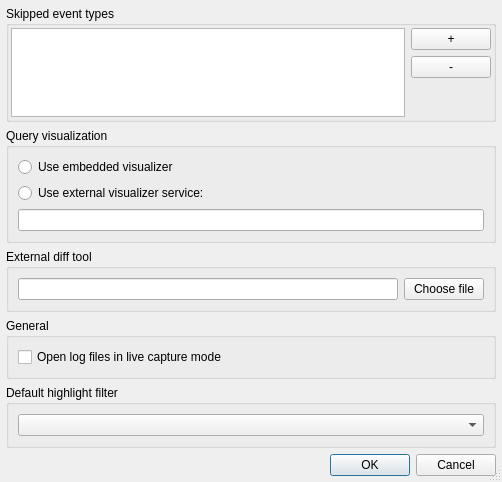
The window that src/optionsdlg.ui (tableau/tableau-log-viewer) describes before a commit, drawn with Qt 5.
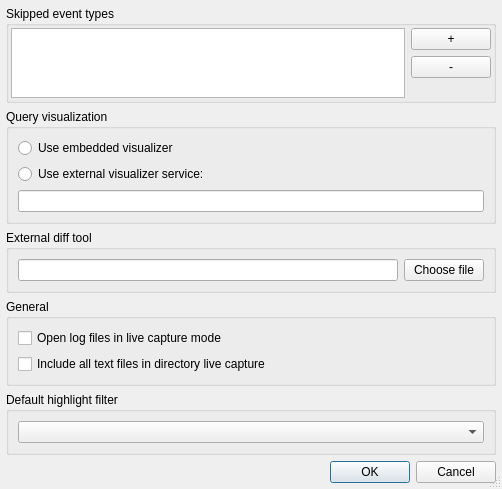
The same window after the commit.

Commit message:
Directory live capture of all text files
Improve directory live capture for monitoring server logs.
- Enable directory live capture for non-json text files.
- Limit the monitoring to files with TXT and LOG extensions, so old log
files with date at the end will be skipped.
- Global default setting to include all text files.

For more flexibility, we might want to consider a per tab option to
toggle include all text files or not.  Let's see if it's worth the extra
UI and code complexity after using this for awhile.

Patch:
```diff
--- a/src/optionsdlg.ui
+++ b/src/optionsdlg.ui
@@ -7,7 +7,7 @@
     <x>0</x>
     <y>0</y>
     <width>502</width>
-    <height>482</height>
+    <height>485</height>
    </rect>
   </property>
   <property name="windowTitle">
@@ -178,7 +178,7 @@
        <property name="title">
         <string>General</string>
        </property>
-       <layout class="QHBoxLayout" name="horizontalLayout_4">
+       <layout class="QVBoxLayout" name="verticalLayout_5">
         <item>
          <widget class="QCheckBox" name="startFutureLiveCapture">
           <property name="text">
@@ -186,6 +186,16 @@
           </property>
          </widget>
         </item>
+        <item>
+         <widget class="QCheckBox" name="captureAllTextFiles">
+          <property name="toolTip">
+           <string>Include non-JSON format text files such as TDE and server logs in directory live capture</string>
+          </property>
+          <property name="text">
+           <string>Include all text files in directory live capture</string>
+          </property>
+         </widget>
+        </item>
        </layout>
       </widget>
      </item>
```
The commit also changes 5 other files.
